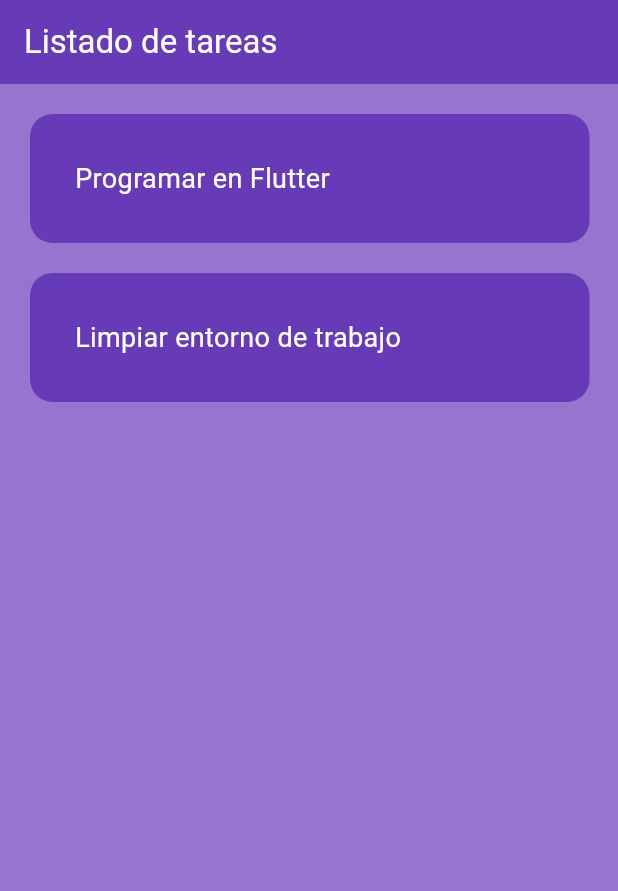
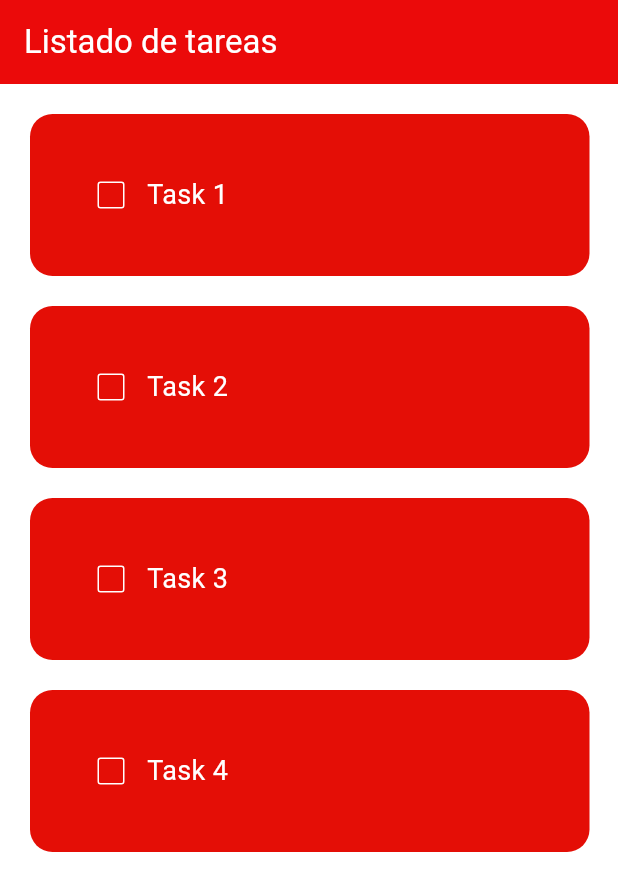
Before and after one commit to BastianCristoferRH/list_work_flutter, a Flutter app: the screen it shows after launch, on a phone screen of 412 x 824 dp. Shown: the top 891 px of the screen. Run offline on Flutter 3.47's test engine with Material 3 defaults, Android fonts, the phone set to English and light mode, and no system bars.

Commit message:
checkbox task

```diff
--- a/lib/pages/home_page.dart
+++ b/lib/pages/home_page.dart
@@ -1,46 +1,45 @@
 import 'package:flutter/material.dart';
+import 'package:mobile_app/untils/lista.dart';
 
-class HomePage extends StatelessWidget {
+class HomePage extends StatefulWidget {
   HomePage({super.key});
+
+  @override
+  State<HomePage> createState() => _HomePageState();
+}
+
+class _HomePageState extends State<HomePage> {
   List tareas = [
-    ['Programar en Flutter', false],
-    ['Limpiar entorno de trabajo', false],
+    ['Task 1', false],
+    ['Task 2', false],
+    ['Task 3', false],
+    ['Task 4', false],
   ];
+
+  void checkBoxChanged(int index) {
+    setState(() {
+      tareas[index][1] = !tareas[index][1];
+    });
+  }
+
   @override
   Widget build(BuildContext context) {
     return Scaffold(
-      backgroundColor: Colors.deepPurple.shade300,
+      backgroundColor: const Color.fromARGB(255, 255, 255, 255),
       appBar: AppBar(
         title: const Text(
           'Listado de tareas',
         ),
-        backgroundColor: Colors.deepPurple,
+        backgroundColor: const Color.fromARGB(255, 235, 10, 10),
         foregroundColor: Colors.white,
       ),
       body: ListView.builder(
           itemCount: tareas.length,
           itemBuilder: (BuildContext context, index) {
-            return Padding(
-              padding: const EdgeInsets.only(
-                top: 20,
-                left: 20,
-                right: 19,
-                bottom: 0,
-              ),
-              child: Container(
-                decoration: BoxDecoration(
-                  color: Colors.deepPurple,
-                  borderRadius: BorderRadius.circular(15),
-                ),
-                padding: EdgeInsets.all(30),
-                child: Text(
-                  tareas[index][0],
-                  style: const TextStyle(
-                    color: Colors.white,
-                    fontSize: 18,
-                  ),
-                ),
-              ),
+            return Tarea(
+              nombretarea: tareas[index][0],
+              tareacompletada: tareas[index][1],
+              onChanged: (value) => checkBoxChanged(index),
             );
           }),
     );
--- /dev/null
+++ b/lib/untils/lista.dart
@@ -0,0 +1,55 @@
+import 'package:flutter/material.dart';
+
+class Tarea extends StatelessWidget {
+  const Tarea(
+      {super.key,
+      required this.nombretarea,
+      required this.tareacompletada,
+      this.onChanged});
+
+  final String nombretarea;
+  final bool tareacompletada;
+  final Function(bool?)? onChanged;
+
+  @override
+  Widget build(BuildContext context) {
+    return Padding(
+      padding: const EdgeInsets.only(
+        top: 20,
+        left: 20,
+        right: 19,
+        bottom: 0,
+      ),
+      child: Container(
+        decoration: BoxDecoration(
+          color: const Color.fromARGB(255, 228, 14, 6),
+          borderRadius: BorderRadius.circular(15),
+        ),
+        padding: const EdgeInsets.all(30),
+        child: Row(
+          children: [
+            Checkbox(
+              value: tareacompletada,
+              onChanged: onChanged,
+              checkColor: const Color.fromARGB(255, 235, 2, 2),
+              activeColor: Colors.white,
+              side: const BorderSide(color: Colors.white),
+            ),
+            Text(
+              nombretarea,
+              style: TextStyle(
+                color: Colors.white,
+                fontSize: 18,
+                decoration: tareacompletada
+                    ? TextDecoration.lineThrough
+                    : TextDecoration.none,
+                decorationColor: Colors.white,
+                decorationThickness: 2,
+              ),
+            ),
+          ],
+        ),
+      ),
+    );
+  }
+}
```
Also changed, not shown: lib/main.dart (line endings or trailing spaces).
